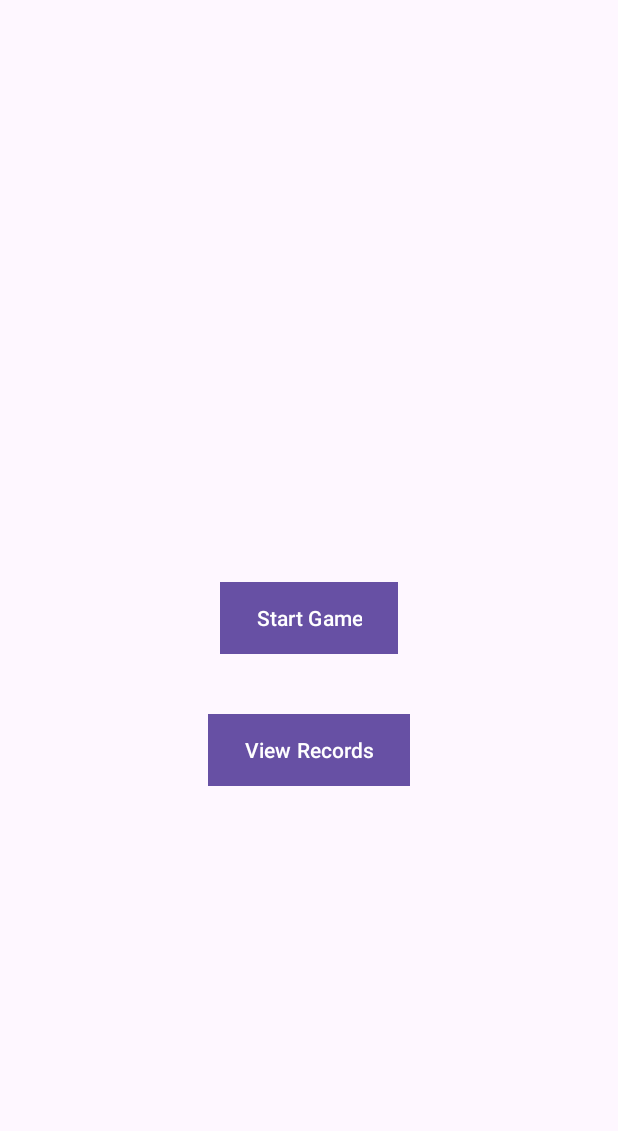
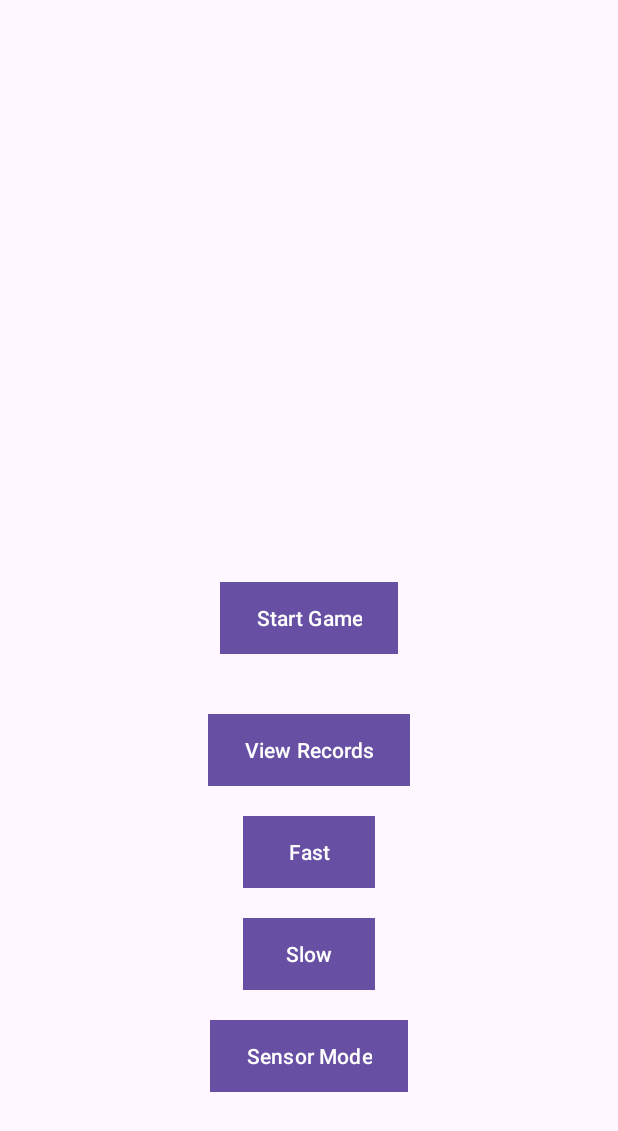
Before and after one commit to levitomer1996/androidhomework1, an Android app: the screen it shows after launch (MainActivity), on a phone screen of 412 x 824 dp. Shown: the top 1131 px of the screen. Run offline under Robolectric (Android 15) with nearby library versions, the phone set to English and light mode, and no system bars.

Commit message:
Fast and slow buttons are working

```diff
--- a/app/src/main/java/com/example/homework1/MainActivity.java
+++ b/app/src/main/java/com/example/homework1/MainActivity.java
@@ -9,9 +9,8 @@ import android.widget.Button;
 
 import androidx.appcompat.app.AppCompatActivity;
 
-import java.util.zip.Inflater;
-
 public class MainActivity extends AppCompatActivity {
+    private int DELAY = 500;
 
     @Override
     protected void onCreate(Bundle savedInstanceState) {
@@ -23,8 +22,9 @@ public class MainActivity extends AppCompatActivity {
         startGameButton.setOnClickListener(new View.OnClickListener() {
             @Override
             public void onClick(View v) {
-                // Intent to start the TankGameActivity
+                // Intent to start the TankGameActivity with DELAY
                 Intent intent = new Intent(MainActivity.this, TankGameActivity.class);
+                intent.putExtra("DELAY", DELAY);
                 startActivity(intent);
             }
         });
@@ -39,6 +39,28 @@ public class MainActivity extends AppCompatActivity {
                 startActivity(intent);
             }
         });
+
+        // Find the slow button and set an onClickListener
+        Button slowButton = findViewById(R.id.slow_button);
+        slowButton.setOnClickListener(new View.OnClickListener() {
+            @Override
+            public void onClick(View v) {
+                setDELAY(1000);
+            }
+        });
+
+        // Find the fast button and set an onClickListener
+        Button fastButton = findViewById(R.id.fast_button);
+        fastButton.setOnClickListener(new View.OnClickListener() {
+            @Override
+            public void onClick(View v) {
+                setDELAY(500);
+            }
+        });
+
+        // Find the sensor mode button and set an onClickListener
+        Button sensorModeButton = findViewById(R.id.sensor_mode_button);
+
     }
 
     @Override
@@ -47,4 +69,12 @@ public class MainActivity extends AppCompatActivity {
         inflater.inflate(R.menu.main_menu, menu);
         return true;
     }
+
+    public int getDELAY() {
+        return DELAY;
+    }
+
+    public void setDELAY(int DELAY) {
+        this.DELAY = DELAY;
+    }
 }
--- a/app/src/main/java/com/example/homework1/TankGameActivity.java
+++ b/app/src/main/java/com/example/homework1/TankGameActivity.java
@@ -79,7 +79,8 @@ public class TankGameActivity extends AppCompatActivity {
     protected void onCreate(Bundle savedInstanceState) {
         super.onCreate(savedInstanceState);
         setContentView(R.layout.activity_tank_game);
-
+        Intent intent = getIntent();
+        DELAY = intent.getIntExtra("DELAY", 500);
         this.rs = new RecordsSaver(this); // Initialize RecordsSaver here
         this.soundPlayer = new SoundPlayer(this);
         this.scoreTextView = findViewById(R.id.scoreTextView);
--- a/app/src/main/res/layout/activity_main.xml
+++ b/app/src/main/res/layout/activity_main.xml
@@ -23,4 +23,34 @@
         android:layout_below="@id/start_game_button"
         android:layout_centerHorizontal="true"
         android:layout_marginTop="20dp" />
+
+    <Button
+        android:id="@+id/fast_button"
+        android:layout_width="wrap_content"
+        android:layout_height="wrap_content"
+        android:text="Fast"
+        android:background="@color/black"
+        android:layout_below="@id/view_records_button"
+        android:layout_centerHorizontal="true"
+        android:layout_marginTop="20dp" />
+
+    <Button
+        android:id="@+id/slow_button"
+        android:layout_width="wrap_content"
+        android:layout_height="wrap_content"
+        android:text="Slow"
+        android:background="@color/black"
+        android:layout_below="@id/fast_button"
+        android:layout_centerHorizontal="true"
+        android:layout_marginTop="20dp" />
+
+    <Button
+        android:id="@+id/sensor_mode_button"
+        android:layout_width="wrap_content"
+        android:layout_height="wrap_content"
+        android:text="Sensor Mode"
+        android:background="@color/black"
+        android:layout_below="@id/slow_button"
+        android:layout_centerHorizontal="true"
+        android:layout_marginTop="20dp" />
 </RelativeLayout>
```
